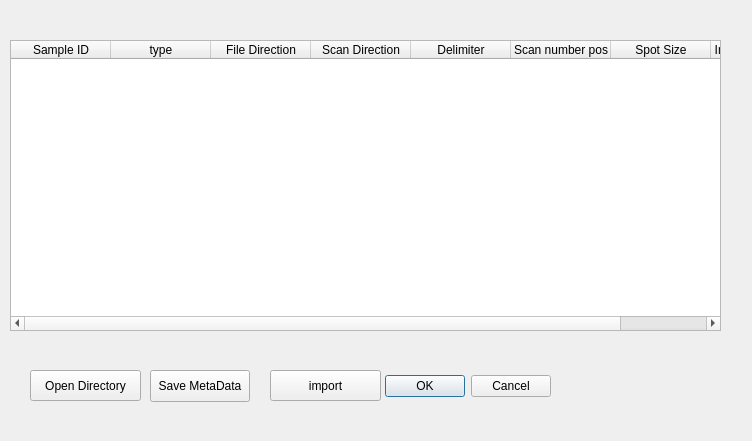
This is designer/ExcelConcatenator.ui in dhasterok/LaserMapExplorer as Qt 5 draws it before an edit. The edited form follows.
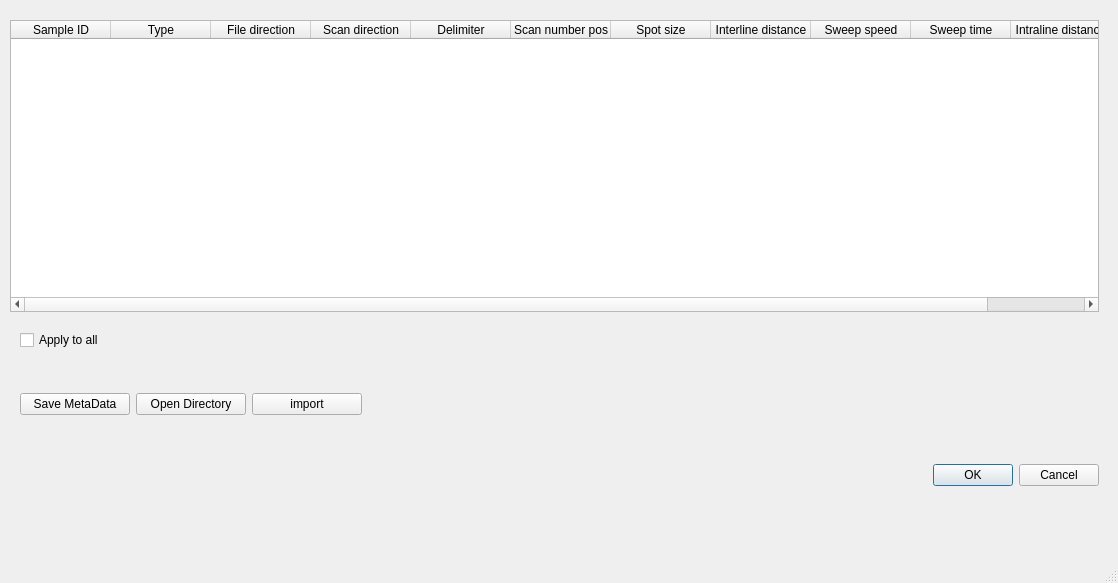
This is the edited form.

Commit message: excel concatenator ui

```diff
--- a/designer/ExcelConcatenator.ui
+++ b/designer/ExcelConcatenator.ui
@@ -1,24 +1,61 @@
 <?xml version="1.0" encoding="UTF-8"?>
 <ui version="4.0">
- <class>Dialog</class>
- <widget class="QDialog" name="Dialog">
+ <class>ExelConcatenator</class>
+ <widget class="QMainWindow" name="ExelConcatenator">
   <property name="geometry">
    <rect>
     <x>0</x>
     <y>0</y>
-    <width>752</width>
-    <height>441</height>
+    <width>1118</width>
+    <height>583</height>
    </rect>
   </property>
   <property name="windowTitle">
    <string>Dialog</string>
   </property>
+  <widget class="QWidget" name="centralwidget">
+   <widget class="QWidget" name="layoutWidget">
+    <property name="geometry">
+     <rect>
+      <x>20</x>
+      <y>370</y>
+      <width>342</width>
+      <height>48</height>
+     </rect>
+    </property>
+    <layout class="QHBoxLayout" name="horizontalLayout">
+     <property name="topMargin">
+      <number>20</number>
+     </property>
+     <item>
+      <widget class="QPushButton" name="pushButtonSaveSelection">
+       <property name="text">
+        <string>Save MetaData</string>
+       </property>
+      </widget>
+     </item>
+     <item>
+      <widget class="QPushButton" name="pushButtonLoadSelection">
+       <property name="text">
+        <string>Open Directory</string>
+       </property>
+      </widget>
+     </item>
+     <item>
+      <widget class="QPushButton" name="pushButtonImport">
+       <property name="text">
+        <string>import</string>
+       </property>
+      </widget>
+     </item>
+    </layout>
+   </widget>
   <widget class="QDialogButtonBox" name="buttonBox">
    <property name="geometry">
     <rect>
-     <x>80</x>
-     <y>370</y>
-     <width>471</width>
+      <x>10</x>
+      <y>459</y>
+      <width>1089</width>
      <height>32</height>
     </rect>
    </property>
@@ -33,9 +70,9 @@
    <property name="geometry">
     <rect>
      <x>10</x>
-     <y>40</y>
-     <width>711</width>
-     <height>291</height>
+      <y>20</y>
+      <width>1089</width>
+      <height>292</height>
     </rect>
    </property>
    <column>
@@ -45,17 +82,17 @@
    </column>
    <column>
     <property name="text">
-     <string>type</string>
+      <string>Type</string>
     </property>
    </column>
    <column>
     <property name="text">
-     <string>File Direction</string>
+      <string>File direction</string>
     </property>
    </column>
    <column>
     <property name="text">
-     <string>Scan Direction</string>
+      <string>Scan direction</string>
     </property>
    </column>
    <column>
@@ -70,54 +107,55 @@
    </column>
    <column>
     <property name="text">
-     <string>Spot Size</string>
+      <string>Spot size</string>
     </property>
    </column>
    <column>
     <property name="text">
-     <string>Intraline Distance</string>
-    </property>
-   </column>
-  </widget>
-  <widget class="QPushButton" name="pushButtonLoadSelection">
-   <property name="geometry">
-    <rect>
-     <x>30</x>
-     <y>370</y>
-     <width>111</width>
-     <height>31</height>
-    </rect>
-   </property>
+      <string>Interline distance</string>
+     </property>
+    </column>
+    <column>
+     <property name="text">
+      <string>Sweep speed</string>
+     </property>
+    </column>
+    <column>
    <property name="text">
-    <string>Open Directory</string>
-   </property>
-  </widget>
-  <widget class="QPushButton" name="pushButtonSaveSelection">
+      <string>Sweep time</string>
+     </property>
+    </column>
+    <column>
+     <property name="text">
+      <string>Intraline distance</string>
+     </property>
+    </column>
+   </widget>
+   <widget class="QCheckBox" name="checkBoxApplyAll">
    <property name="geometry">
     <rect>
-     <x>150</x>
-     <y>370</y>
-     <width>100</width>
-     <height>32</height>
+      <x>20</x>
+      <y>330</y>
+      <width>1100</width>
+      <height>20</height>
     </rect>
    </property>
    <property name="text">
-    <string>Save MetaData</string>
-   </property>
-  </widget>
-  <widget class="QPushButton" name="pushButtonImport">
+     <string>Apply to all</string>
+    </property>
+   </widget>
+  </widget>
+  <widget class="QMenuBar" name="menubar">
    <property name="geometry">
     <rect>
-     <x>270</x>
-     <y>370</y>
-     <width>111</width>
-     <height>31</height>
+     <x>0</x>
+     <y>0</y>
+     <width>1118</width>
+     <height>24</height>
     </rect>
    </property>
-   <property name="text">
-    <string>import</string>
-   </property>
   </widget>
+  <widget class="QStatusBar" name="statusbar"/>
  </widget>
  <resources/>
  <connections>
```
Left out of the diff: 37 changed lines with no effect on the pictures. Lines whose indentation alone changed are shown as unchanged.
